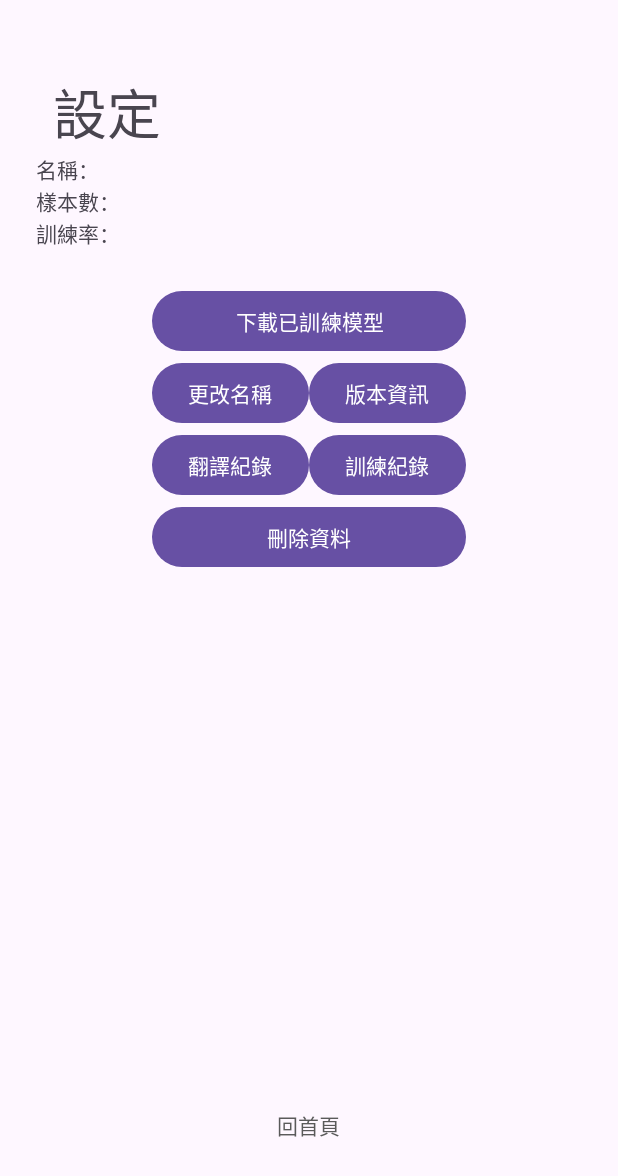
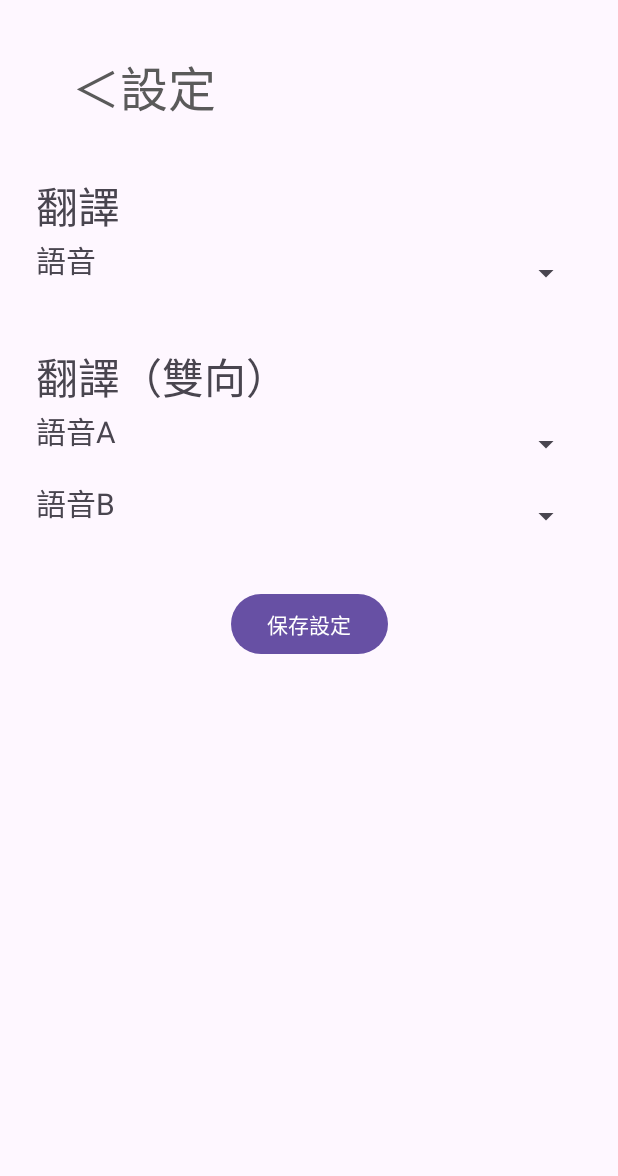
Before and after one commit to JasonMeteor/GraduationProject, an Android app: the Setting screen opened directly, with no data from a screen before it, on a phone screen of 412 x 824 dp. Shown: the top 1176 px of the screen. Run offline under Robolectric (Android 15) with nearby library versions, the phone set to English and light mode, and no system bars.

Commit message:
清理一些用不到的東西，上個commit寫說更新tts，那個打錯了，是跟新stt才對

```diff
--- a/app/src/main/java/mobileapp/graduationproject/MainActivity.java
+++ b/app/src/main/java/mobileapp/graduationproject/MainActivity.java
@@ -36,8 +36,8 @@ public class MainActivity extends AppCompatActivity {
                 else if(id == R.id.btn_training){
                     intent.setClass(MainActivity.this, Training1.class);
                 }
-                else if(id == R.id.btn_setting){
-                    intent.setClass(MainActivity.this, Setting.class);
+                else if (id == R.id.btn_setting){
+                    ;intent.setClass(MainActivity.this, Setting.class);
                 }
                 else if(id == R.id.btn_gotoapitest){
                     intent.setClass(MainActivity.this, UploadTestActivity.class);
--- a/app/src/main/java/mobileapp/graduationproject/Setting.java
+++ b/app/src/main/java/mobileapp/graduationproject/Setting.java
@@ -1,24 +1,34 @@
 package mobileapp.graduationproject;
-
-import androidx.appcompat.app.AppCompatActivity;
 
 import android.content.Intent;
 import android.os.Bundle;
 import android.view.View;
 import android.widget.Button;
 
+import androidx.activity.EdgeToEdge;
+import androidx.appcompat.app.AppCompatActivity;
+import androidx.core.graphics.Insets;
+import androidx.core.view.ViewCompat;
+import androidx.core.view.WindowInsetsCompat;
+
 public class Setting extends AppCompatActivity {
 
     private Button btnBack;
 
     @Override
-    protected void onCreate(Bundle savedInstanceState){
+    protected void onCreate(Bundle savedInstanceState) {
         super.onCreate(savedInstanceState);
-        setContentView(R.layout.activity_settinghome);
+        EdgeToEdge.enable(this);
+        setContentView(R.layout.activity_setting);
+        ViewCompat.setOnApplyWindowInsetsListener(findViewById(R.id.main), (v, insets) -> {
+            Insets systemBars = insets.getInsets(WindowInsetsCompat.Type.systemBars());
+            v.setPadding(systemBars.left, systemBars.top, systemBars.right, systemBars.bottom);
+            return insets;
+        });
 
-        btnBack = findViewById(R.id.btn_back);
+        btnBack = findViewById(R.id.btn_fromSettingToMain);
 
-        View.OnClickListener backHomeListener = new View.OnClickListener() {
+        View.OnClickListener btnListener = new View.OnClickListener() {
             @Override
             public void onClick(View v) {
                 Intent intent = new Intent();
@@ -27,6 +37,6 @@ public class Setting extends AppCompatActivity {
             }
         };
 
-        btnBack.setOnClickListener(backHomeListener);
+        btnBack.setOnClickListener(btnListener);
     }
 }
--- a/app/src/main/java/mobileapp/graduationproject/Training1.java
+++ b/app/src/main/java/mobileapp/graduationproject/Training1.java
@@ -4,7 +4,6 @@ import androidx.appcompat.app.AppCompatActivity;
 
 import android.content.Intent;
 import android.os.Bundle;
-import android.text.Editable;
 import android.view.View;
 import android.widget.Button;
 import android.widget.EditText;
@@ -20,7 +19,7 @@ public class Training1 extends AppCompatActivity {
         super.onCreate(savedInstanceState);
         setContentView(R.layout.activity_training1);
 
-        btnBack = findViewById(R.id.btn_back);
+        btnBack = findViewById(R.id.btn_back2);
 
         View.OnClickListener backHomeListener = new View.OnClickListener() {
             @Override
--- a/app/src/main/java/mobileapp/graduationproject/Translation.java
+++ b/app/src/main/java/mobileapp/graduationproject/Translation.java
@@ -64,7 +64,7 @@ public class Translation extends AppCompatActivity {
         apiService = RetrofitManager.getInstance().getAPI();
 
         tvSttResult = findViewById(R.id.tv_sttResult);
-        btnBack = findViewById(R.id.btn_back);
+        btnBack = findViewById(R.id.btn_back2);
         btnRecord = findViewById(R.id.btn_record);
         btnPlayTrans = findViewById(R.id.btn_playTrans);
         spnAtoB = findViewById(R.id.spn_AtoB);
--- /dev/null
+++ b/app/src/main/res/layout/activity_setting.xml
@@ -0,0 +1,126 @@
+<?xml version="1.0" encoding="utf-8"?>
+<androidx.constraintlayout.widget.ConstraintLayout xmlns:android="http://schemas.android.com/apk/res/android"
+    xmlns:app="http://schemas.android.com/apk/res-auto"
+    xmlns:tools="http://schemas.android.com/tools"
+    android:id="@+id/main"
+    android:layout_width="match_parent"
+    android:layout_height="match_parent"
+    tools:context=".Setting">
+
+    <Button
+        android:id="@+id/btn_fromSettingToMain"
+        style="@style/Widget.AppCompat.Button.Borderless"
+        android:layout_width="wrap_content"
+        android:layout_height="wrap_content"
+        android:layout_marginStart="24dp"
+        android:layout_marginTop="24dp"
+        android:text="＜設定"
+        android:textColor="#5A5A5A"
+        android:textSize="32sp"
+        app:layout_constraintStart_toStartOf="parent"
+        app:layout_constraintTop_toTopOf="parent" />
+
+    <TextView
+        android:id="@+id/textView"
+        android:layout_width="wrap_content"
+        android:layout_height="wrap_content"
+        android:layout_marginStart="24dp"
+        android:layout_marginTop="24dp"
+        android:text="翻譯"
+        android:textSize="28sp"
+        app:layout_constraintStart_toStartOf="parent"
+        app:layout_constraintTop_toBottomOf="@+id/btn_fromSettingToMain" />
+
+    <LinearLayout
+        android:id="@+id/linearLayout2"
+        android:layout_width="0dp"
+        android:layout_height="wrap_content"
+        android:layout_marginStart="24dp"
+        android:layout_marginEnd="24dp"
+        android:orientation="horizontal"
+        app:layout_constraintEnd_toEndOf="parent"
+        app:layout_constraintStart_toStartOf="parent"
+        app:layout_constraintTop_toBottomOf="@+id/textView">
+
+        <TextView
+            android:id="@+id/textView5"
+            android:layout_width="wrap_content"
+            android:layout_height="wrap_content"
+            android:text="語音"
+            android:textSize="20sp" />
+
+        <Spinner
+            android:id="@+id/spinner"
+            android:layout_width="match_parent"
+            android:layout_height="48dp" />
+    </LinearLayout>
+
+    <TextView
+        android:id="@+id/textView6"
+        android:layout_width="wrap_content"
+        android:layout_height="wrap_content"
+        android:layout_marginStart="24dp"
+        android:layout_marginTop="24dp"
+        android:text="翻譯（雙向）"
+        android:textSize="28sp"
+        app:layout_constraintStart_toStartOf="parent"
+        app:layout_constraintTop_toBottomOf="@+id/linearLayout2" />
+
+    <TableLayout
+        android:id="@+id/tableLayout"
+        android:layout_width="0dp"
+        android:layout_height="wrap_content"
+        android:layout_marginStart="24dp"
+        android:layout_marginEnd="24dp"
+        app:layout_constraintEnd_toEndOf="parent"
+        app:layout_constraintStart_toStartOf="parent"
+        app:layout_constraintTop_toBottomOf="@+id/textView6">
+
+        <TableRow
+            android:layout_width="match_parent"
+            android:layout_height="match_parent">
+
+            <TextView
+                android:id="@+id/textView7"
+                android:layout_width="wrap_content"
+                android:layout_height="wrap_content"
+                android:text="語音A"
+                android:textSize="20sp" />
+
+            <Spinner
+                android:id="@+id/spinner2"
+                android:layout_width="match_parent"
+                android:layout_height="48dp"
+                android:layout_weight="1" />
+        </TableRow>
+
+        <TableRow
+            android:layout_width="match_parent"
+            android:layout_height="match_parent">
+
+            <TextView
+                android:id="@+id/textView8"
+                android:layout_width="wrap_content"
+                android:layout_height="wrap_content"
+                android:text="語音B"
+                android:textSize="20sp" />
+
+            <Spinner
+                android:id="@+id/spinner3"
+                android:layout_width="match_parent"
+                android:layout_height="48dp"
+                android:layout_weight="1" />
+        </TableRow>
+
+    </TableLayout>
+
+    <Button
+        android:id="@+id/button5"
+        android:layout_width="wrap_content"
+        android:layout_height="wrap_content"
+        android:layout_marginTop="24dp"
+        android:text="保存設定"
+        app:layout_constraintEnd_toEndOf="parent"
+        app:layout_constraintStart_toStartOf="parent"
+        app:layout_constraintTop_toBottomOf="@+id/tableLayout" />
+</androidx.constraintlayout.widget.ConstraintLayout>
--- a/app/src/main/res/layout/activity_settinghome.xml
+++ /dev/null
@@ -1,142 +0,0 @@
-<?xml version="1.0" encoding="utf-8"?>
-<androidx.constraintlayout.widget.ConstraintLayout xmlns:android="http://schemas.android.com/apk/res/android"
-    xmlns:tools="http://schemas.android.com/tools"
-    android:layout_width="match_parent"
-    android:layout_height="match_parent"
-    xmlns:app="http://schemas.android.com/apk/res-auto">
-
-    <Button
-        android:id="@+id/btn_back"
-        style="@style/Widget.AppCompat.Button.Borderless"
-        android:layout_width="wrap_content"
-        android:layout_height="wrap_content"
-        android:layout_marginBottom="50dp"
-        android:text="回首頁"
-        android:textColor="#5A5A5A"
-        app:layout_constraintBottom_toBottomOf="parent"
-        app:layout_constraintEnd_toEndOf="parent"
-        app:layout_constraintHorizontal_bias="0.498"
-        app:layout_constraintStart_toStartOf="parent" />
-
-    <TextView
-        android:id="@+id/tv_settingTitle"
-        android:layout_width="wrap_content"
-        android:layout_height="wrap_content"
-        android:layout_marginTop="48dp"
-        android:text="設定"
-        android:textSize="36sp"
-        app:layout_constraintEnd_toEndOf="parent"
-        app:layout_constraintHorizontal_bias="0.103"
-        app:layout_constraintStart_toStartOf="parent"
-        app:layout_constraintTop_toTopOf="parent" />
-
-    <LinearLayout
-        android:id="@+id/linearLayout2"
-        android:layout_width="match_parent"
-        android:layout_height="wrap_content"
-        android:layout_marginStart="24dp"
-        android:layout_marginEnd="24dp"
-        android:orientation="vertical"
-        app:layout_constraintEnd_toEndOf="parent"
-        app:layout_constraintStart_toStartOf="parent"
-        app:layout_constraintTop_toBottomOf="@+id/tv_settingTitle">
-
-        <TextView
-            android:id="@+id/tv_accountUsername"
-            android:layout_width="match_parent"
-            android:layout_height="wrap_content"
-            android:text="名稱：" />
-
-        <TextView
-            android:id="@+id/tv_accountSampleCount"
-            android:layout_width="match_parent"
-            android:layout_height="wrap_content"
-            android:text="樣本數：" />
-
-        <TextView
-            android:id="@+id/tv_accountTrainingPercentage"
-            android:layout_width="match_parent"
-            android:layout_height="wrap_content"
-            android:text="訓練率：" />
-    </LinearLayout>
-
-    <TableLayout
-        android:layout_width="wrap_content"
-        android:layout_height="wrap_content"
-        android:layout_marginTop="24dp"
-        app:layout_constraintEnd_toEndOf="parent"
-        app:layout_constraintStart_toStartOf="parent"
-        app:layout_constraintTop_toBottomOf="@+id/linearLayout2">
-
-        <TableRow
-            android:layout_width="match_parent"
-            android:layout_height="match_parent">
-
-            <Button
-                android:id="@+id/btn_downloadModel"
-                android:layout_width="wrap_content"
-                android:layout_height="wrap_content"
-                android:text="下載已訓練模型" />
-        </TableRow>
-
-        <TableRow
-            android:layout_width="match_parent"
-            android:layout_height="match_parent">
-
-            <LinearLayout
-                android:layout_width="match_parent"
-                android:layout_height="match_parent"
-                android:orientation="horizontal">
-
-                <Button
-                    android:id="@+id/btn_changeUsername"
-                    android:layout_width="wrap_content"
-                    android:layout_height="wrap_content"
-                    android:text="更改名稱" />
-
-                <Button
-                    android:id="@+id/btn_version"
-                    android:layout_width="wrap_content"
-                    android:layout_height="wrap_content"
-                    android:text="版本資訊" />
-            </LinearLayout>
-
-        </TableRow>
-
-        <TableRow
-            android:layout_width="match_parent"
-            android:layout_height="match_parent">
-
-            <LinearLayout
-                android:layout_width="match_parent"
-                android:layout_height="match_parent"
-                android:orientation="horizontal">
-
-                <Button
-                    android:id="@+id/btn_translateHistory"
-                    android:layout_width="wrap_content"
-                    android:layout_height="wrap_content"
-                    android:text="翻譯紀錄" />
-
-                <Button
-                    android:id="@+id/btn_trainingHistory"
-                    android:layout_width="wrap_content"
-                    android:layout_height="wrap_content"
-                    android:text="訓練紀錄" />
-            </LinearLayout>
-
-        </TableRow>
-
-        <TableRow
-            android:layout_width="match_parent"
-            android:layout_height="match_parent">
-
-            <Button
-                android:id="@+id/btn_deleteData"
-                android:layout_width="wrap_content"
-                android:layout_height="wrap_content"
-                android:text="刪除資料" />
-        </TableRow>
-    </TableLayout>
-
-</androidx.constraintlayout.widget.ConstraintLayout>
--- a/app/src/main/res/layout/activity_training1.xml
+++ b/app/src/main/res/layout/activity_training1.xml
@@ -49,7 +49,7 @@
         app:layout_constraintTop_toBottomOf="@+id/btn_startTraining" />
 
     <Button
-        android:id="@+id/btn_back"
+        android:id="@+id/btn_back2"
         style="@style/Widget.AppCompat.Button.Borderless"
         android:layout_width="wrap_content"
         android:layout_height="wrap_content"
--- a/app/src/main/res/layout/activity_translation.xml
+++ b/app/src/main/res/layout/activity_translation.xml
@@ -6,7 +6,7 @@
     xmlns:app="http://schemas.android.com/apk/res-auto">
 
     <Button
-        android:id="@+id/btn_back"
+        android:id="@+id/btn_back2"
         style="@style/Widget.AppCompat.Button.Borderless"
         android:layout_width="wrap_content"
         android:layout_height="wrap_content"
@@ -14,7 +14,7 @@
         android:layout_marginTop="24dp"
         android:text="＜翻譯"
         android:textColor="#5A5A5A"
-        android:textSize="32dp"
+        android:textSize="32sp"
         app:layout_constraintStart_toStartOf="parent"
         app:layout_constraintTop_toTopOf="parent" />
 
@@ -31,7 +31,7 @@
         app:layout_constraintBottom_toTopOf="@+id/spn_AtoB"
         app:layout_constraintEnd_toEndOf="parent"
         app:layout_constraintStart_toStartOf="parent"
-        app:layout_constraintTop_toBottomOf="@+id/btn_back" />
+        app:layout_constraintTop_toBottomOf="@+id/btn_back2" />
 
     <Spinner
         android:id="@+id/spn_AtoB"
```
Also changed, not shown: app/src/main/AndroidManifest.xml (+3 -8 lines), app/src/main/res/layout/activity_settingname.xml (deleted, +0 -49 lines), app/src/main/res/layout/activity_training2.xml (deleted, +0 -63 lines), app/src/main/res/layout/activity_training3.xml (deleted, +0 -50 lines), app/src/main/res/layout/activity_traininghistory.xml (deleted, +0 -32 lines), app/src/main/res/layout/activity_translatehistory.xml (deleted, +0 -32 lines), app/src/main/res/layout/activity_translation2.xml (deleted, +0 -84 lines).
